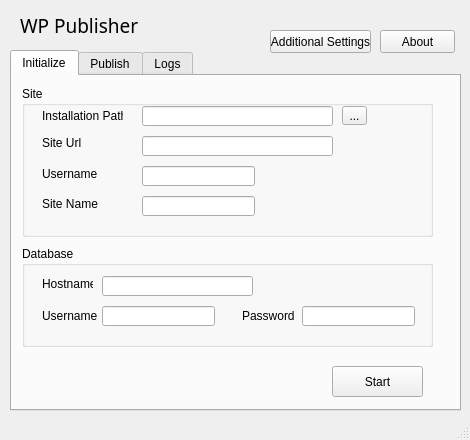
Old version of the form docs/gui_templates/front_end_design_main_window.ui in the repository vivithemage/wp-publisher.
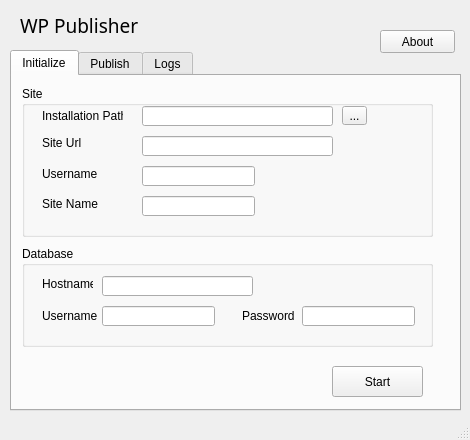
New version of the form.

Patch:
```diff
--- a/docs/gui_templates/front_end_design_main_window.ui
+++ b/docs/gui_templates/front_end_design_main_window.ui
@@ -440,19 +440,6 @@
      <string>About</string>
     </property>
    </widget>
-   <widget class="QPushButton" name="additional_setting_button">
-    <property name="geometry">
-     <rect>
-      <x>270</x>
-      <y>30</y>
-      <width>101</width>
-      <height>23</height>
-     </rect>
-    </property>
-    <property name="text">
-     <string>Additional Settings</string>
-    </property>
-   </widget>
   </widget>
   <widget class="QStatusBar" name="statusBar"/>
   <action name="actionAbout">
```
Left out of the diff: 1 changed line with no effect on the pictures.
